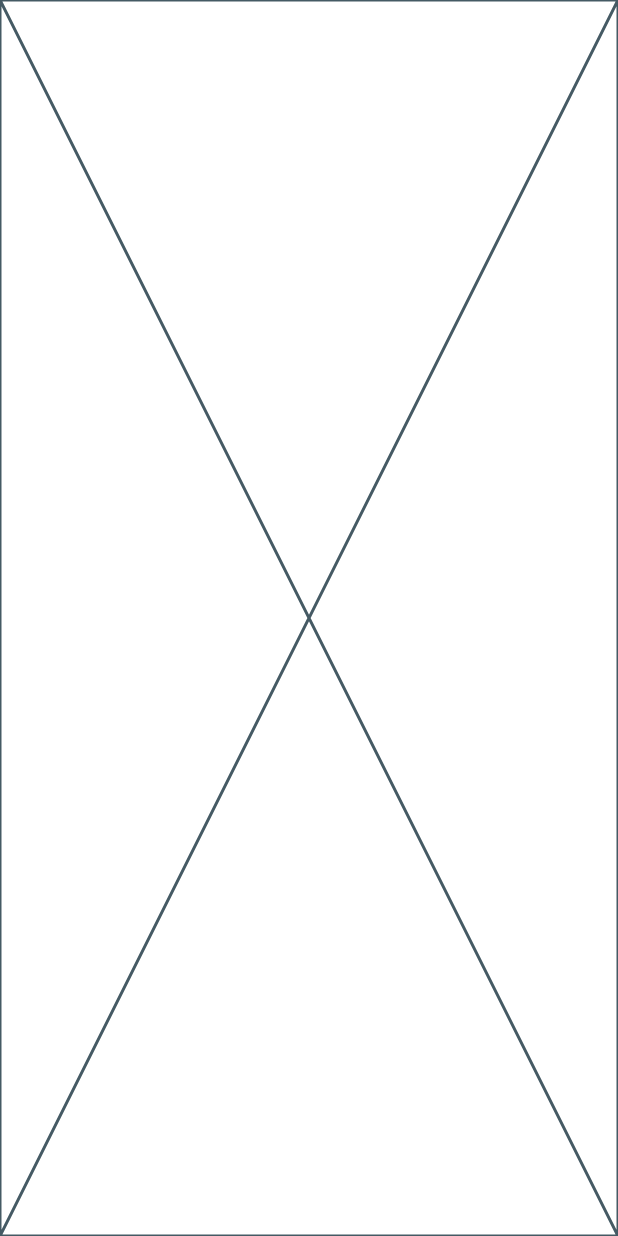
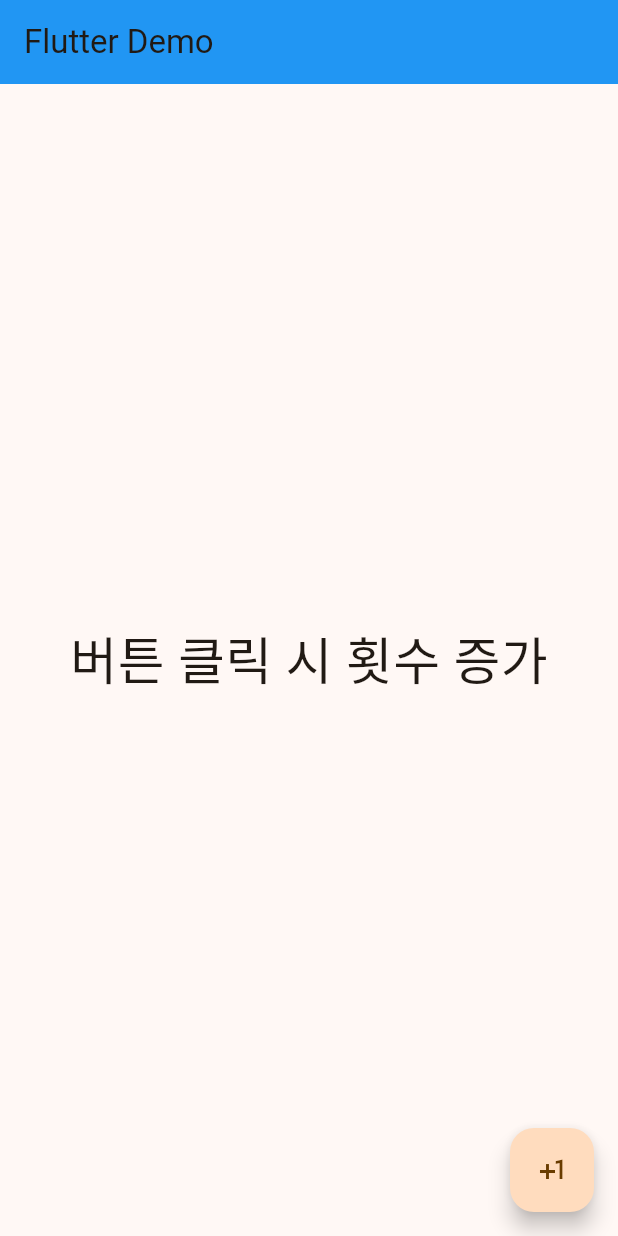
Before and after one commit to KimJJanGyu/git-daelim, a Flutter app: the screen it shows after launch, on a phone screen of 412 x 824 dp. Run offline on Flutter 3.47's test engine with Material 3 defaults, Android fonts, the phone set to English and light mode, and no system bars.

Commit message:
0327commit

```diff
--- a/lib/presentation/home/home_screen.dart
+++ b/lib/presentation/home/home_screen.dart
@@ -5,6 +5,21 @@ class HomeScreen extends StatelessWidget {
 
   @override
   Widget build(BuildContext context) {
-    return const Placeholder();
+    return Scaffold(
+      appBar: AppBar(backgroundColor: Colors.blue, title: Text('Flutter Demo')),
+      floatingActionButton: FloatingActionButton(
+        onPressed: null,
+        child: Icon(Icons.plus_one),
+      ),
+      body: SafeArea(
+        child: SizedBox(
+          width: double.infinity,
+          child: Column(
+            mainAxisAlignment: MainAxisAlignment.center,
+            children: [Text('버튼 클릭 시 횟수 증가', style: TextStyle(fontSize: 34))],
+          ),
+        ),
+      ),
+    );
   }
 }
```
